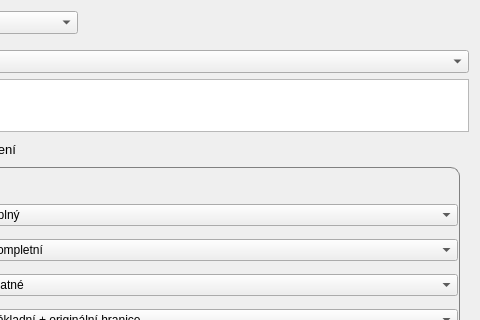
First picture: the form in ui_MainApp.ui, repository ctu-fgis/2017-b-qgis-ruian-plugin, before the edit; both pictures show x 133 to 613 and y 0 to 320 of the 613 by 507 pixel window.
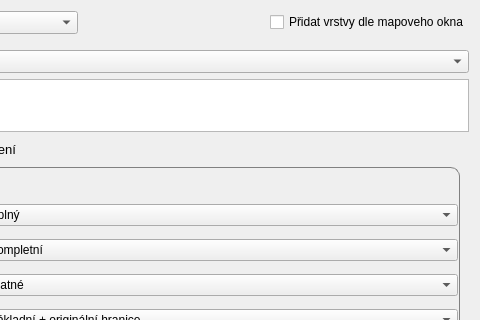
Second picture: the form after the edit. Icons and pictures are not drawn.

Commit message: vypis kodu obci v mapovem okne

Patch:
```diff
--- a/ui_MainApp.ui
+++ b/ui_MainApp.ui
@@ -75,6 +75,13 @@
        </property>
       </widget>
      </item>
+     <item>
+      <widget class="QCheckBox" name="checkBox">
+       <property name="text">
+        <string>Přidat vrstvy dle mapoveho okna</string>
+       </property>
+      </widget>
+     </item>
     </layout>
    </item>
    <item>
```
The commit also changes 1 other file.
